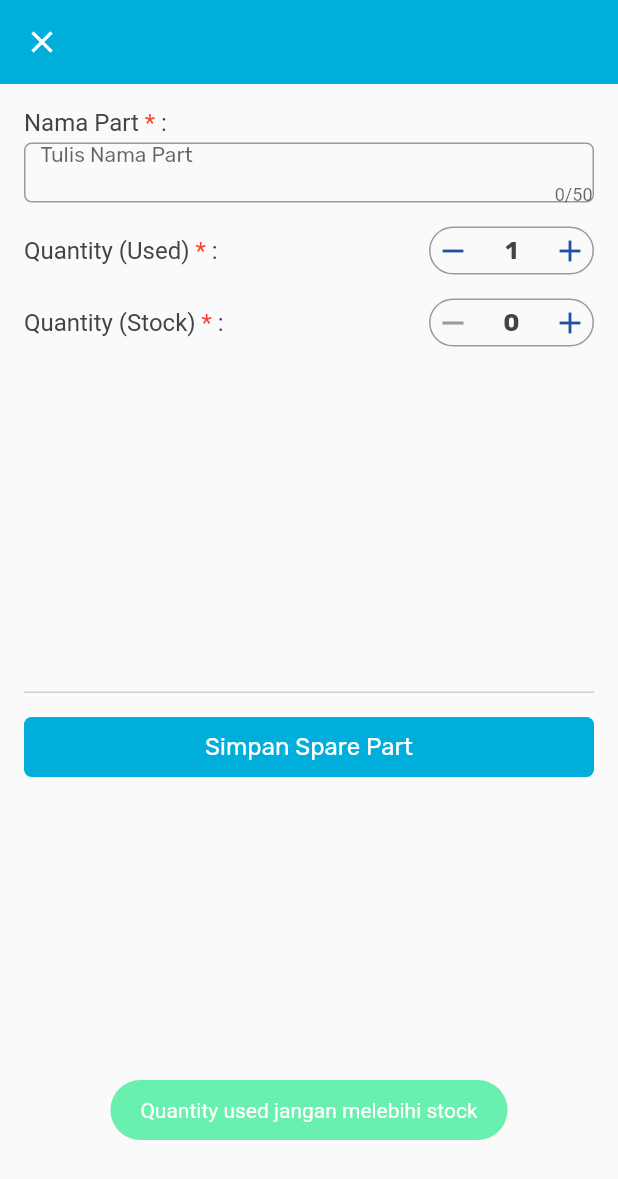
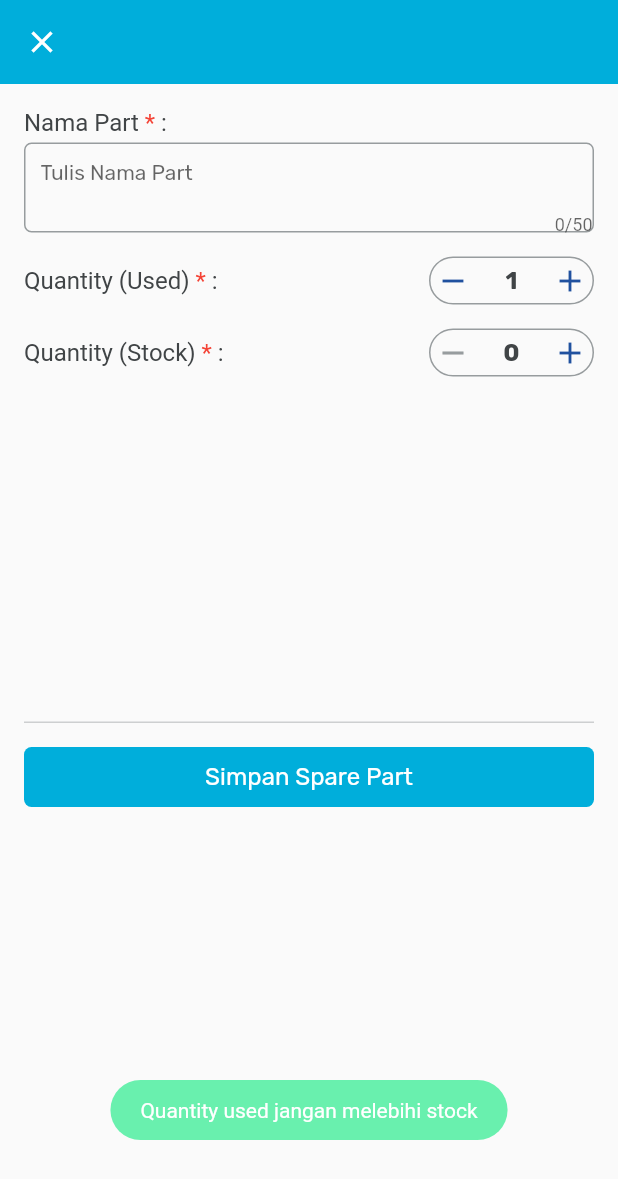
Before and after one commit to RDLMobileDev/clone_ecm, a Flutter app: the AddItemFillTujuh screen opened directly, after a tap on the "add" icon, after a tap on "Simpan Spare Part", on a phone screen of 412 x 824 dp. Shown: the top 1179 px of the screen. Run offline on Flutter 3.47's test engine with Material 2 defaults, Android fonts, the phone set to English and light mode, and no system bars; our stand-ins replace currency_text_input_formatter, firebase_core, firebase_messaging, flutter_local_notifications, flutter_switch, fluttertoast and 5 more; missing offline and left inert: date_time_format, platform_device_id; accounts and stored records are empty; network calls fail.

Commit message:
+ update step 7, 4, 6

```diff
--- a/lib/homepage/home/fillnew/additionpage/add_item_step7.dart
+++ b/lib/homepage/home/fillnew/additionpage/add_item_step7.dart
@@ -182,10 +182,7 @@ class _AddItemFillTujuhState extends State<AddItemFillTujuh> {
 
     try {
       var resultUpdate = await partItemMachineService.saveUpdateFroEcm(
-          tokenUser,
-          widget.partIdEcm!,
-          qtyUsed.toString(),
-          costRpController.text);
+          tokenUser, widget.partIdEcm!, qtyUsed.toString(), "0");
       if (resultUpdate['response']['status'] == 200) {
         Fluttertoast.showToast(
           msg: 'Item berhasil diperbarui',
@@ -217,14 +214,8 @@ class _AddItemFillTujuhState extends State<AddItemFillTujuh> {
 
     try {
       if (int.parse(qtyUsed) <= qtyStock) {
-        var result = await saveDataPartMachine(
-            tokenUser,
-            idEcmKey!,
-            idMesin!,
-            partNameController.text,
-            qtyStock.toString(),
-            qtyUsed,
-            costRpController.text);
+        var result = await saveDataPartMachine(tokenUser, idEcmKey!, idMesin!,
+            partNameController.text, qtyStock.toString(), qtyUsed, "0");
         if (result['response']['status'] == 200) {
           prefs.setString("sparePartBool", "1");
           Fluttertoast.showToast(
@@ -351,7 +342,7 @@ class _AddItemFillTujuhState extends State<AddItemFillTujuh> {
                     ),
                     Container(
                       margin: const EdgeInsets.only(top: 4),
-                      height: 40,
+                      height: 60,
                       decoration: BoxDecoration(
                           border: Border.all(color: const Color(0xFF979C9E)),
                           borderRadius:
@@ -550,82 +541,79 @@ class _AddItemFillTujuhState extends State<AddItemFillTujuh> {
                         ],
                       ),
                     ),
-                    Visibility(
-                      visible: false,
-                      child: Column(
-                        children: [
-                          Container(
-                            margin: const EdgeInsets.only(top: 16),
-                            child: RichText(
-                              text: TextSpan(
-                                style: TextStyle(
-                                  fontFamily: 'Rubik',
-                                  fontSize: 16,
-                                ),
-                                children: <TextSpan>[
-                                  TextSpan(
-                                      text: cost,
-                                      style:
-                                          TextStyle(color: Color(0xFF404446))),
-                                  TextSpan(
-                                      text: ' * ',
-                                      style: TextStyle(color: Colors.red)),
-                                  TextSpan(
-                                      text: ':',
-                                      style:
-                                          TextStyle(color: Color(0xFF404446))),
-                                ],
-                              ),
-                            ),
-                          ),
-                          Container(
-                            padding: EdgeInsets.all(4),
-                            margin: const EdgeInsets.only(top: 5),
-                            height: 50,
-                            decoration: BoxDecoration(
-                                border:
-                                    Border.all(color: const Color(0xFF979C9E)),
-                                borderRadius:
-                                    const BorderRadius.all(Radius.circular(5))),
-                            child: TextFormField(
-                              controller: costRpController,
-                              maxLength: 7,
-                              onChanged: (value) {
-                                if (value.length <= 7) {
-                                  int costRp =
-                                      value.isEmpty ? 0 : int.parse(value);
+                    // Container(
+                    //   margin: const EdgeInsets.only(top: 16),
+                    //   child: RichText(
+                    //     text: TextSpan(
+                    //       style: TextStyle(
+                    //         fontFamily: 'Rubik',
+                    //         fontSize: 16,
+                    //       ),
+                    //       children: <TextSpan>[
+                    //         TextSpan(
+                    //             text: cost,
+                    //             style: TextStyle(color: Color(0xFF404446))),
+                    //         TextSpan(
+                    //             text: ' * ',
+                    //             style: TextStyle(color: Colors.red)),
+                    //         TextSpan(
+                    //             text: ':',
+                    //             style: TextStyle(color: Color(0xFF404446))),
+                    //       ],
+                    //     ),
+                    //   ),
+                    // ),
+                    // Container(
+                    //   padding: EdgeInsets.all(4),
+                    //   margin: const EdgeInsets.only(top: 5),
+                    //   height: 50,
+                    //   decoration: BoxDecoration(
+                    //       border: Border.all(color: const Color(0xFF979C9E)),
+                    //       borderRadius:
+                    //           const BorderRadius.all(Radius.circular(5))),
+                    //   child: TextFormField(
+                    //     controller: costRpController,
+                    //     maxLength: 7,
+                    //     onChanged: (value) {
+                    //       if (value.length <= 7) {
+                    //         int costRp = value.isEmpty ? 0 : int.parse(value);
 
-                                  setState(() {
-                                    subTotal = qtyUsed * costRp;
-                                  });
-                                } else {
-                                  Fluttertoast.showToast(
-                                    msg: 'Cost tidak boleh melebihi 7 angka',
-                                    toastLength: Toast.LENGTH_SHORT,
-                                    gravity: ToastGravity.BOTTOM,
-                                    backgroundColor: Colors.greenAccent,
-                                  );
-                                }
-                              },
-                              keyboardType: TextInputType.number,
-                              style: const TextStyle(
-                                  fontFamily: 'Rubik',
-                                  color: Color(0xFF404446),
-                                  fontSize: 14,
-                                  fontWeight: FontWeight.w400,
-                                  fontStyle: FontStyle.normal),
-                              decoration: InputDecoration(
-                                  contentPadding: EdgeInsets.only(
-                                    top: 10,
-                                  ),
-                                  border: OutlineInputBorder(
-                                      borderSide: BorderSide.none),
-                                  hintText: type_cost),
-                            ),
-                          ),
-                        ],
-                      ),
-                    ),
+                    //         setState(() {
+                    //           subTotal = qtyUsed * costRp;
+                    //         });
+                    //       } else {
+                    //         Fluttertoast.showToast(
+                    //           msg: 'Cost tidak boleh melebihi 7 angka',
+                    //           toastLength: Toast.LENGTH_SHORT,
+                    //           gravity: ToastGravity.BOTTOM,
+                    //           backgroundColor: Colors.greenAccent,
+                    //         );
+                    //       }
+                    //     },
+                    //     keyboardType: TextInputType.number,
+                    //     style: const TextStyle(
+                    //         fontFamily: 'Rubik',
+                    //         color: Color(0xFF404446),
+                    //         fontSize: 14,
+                    //         fontWeight: FontWeight.w400,
+                    //         fontStyle: FontStyle.normal),
+                    //     decoration: InputDecoration(
+                    //         contentPadding: EdgeInsets.only(
+                    //           top: 10,
+                    //         ),
+                    //         border:
+                    //             OutlineInputBorder(borderSide: BorderSide.none),
+                    //         hintText: type_cost),
+                    //   ),
+                    // ),
+                    // Visibility(
+                    //   visible: false,
+                    //   child: Column(
+                    //     children: [
+
+                    //     ],
+                    //   ),
+                    // ),
                   ],
                 ),
               ),
--- a/lib/homepage/home/fillnew/stepfillnew/stepfillempat.dart
+++ b/lib/homepage/home/fillnew/stepfillnew/stepfillempat.dart
@@ -172,6 +172,7 @@ class _StepFillEmpatState extends State<StepFillEmpat> {
   String data = "Item deleted successfully";
 
   List<ItemChecking> _listItemChecking = [];
+  StreamController step4getController = StreamController();
 
   Future<List> getDataItemChecking() async {
     final prefs = await SharedPreferences.getInstance();
@@ -226,7 +227,7 @@ class _StepFillEmpatState extends State<StepFillEmpat> {
     }
   }
 
-  void deleteItemChecking(String ecmItemId) async {
+  void deleteItemChecking() async {
     final prefs = await _prefs;
     String tokenUser = prefs.getString("tokenKey").toString();
     var idEcmItem = prefs.getString("idEcmItem");
@@ -363,7 +364,7 @@ class _StepFillEmpatState extends State<StepFillEmpat> {
                   ),
                   InkWell(
                     onTap: () async {
-                      deleteItemChecking(ecmItemId);
+                      deleteItemChecking();
                     },
                     child: Container(
                         width: 115,
--- a/lib/homepage/home/fillnew/stepfillnew/stepfillenam.dart
+++ b/lib/homepage/home/fillnew/stepfillnew/stepfillenam.dart
@@ -382,6 +382,8 @@ class _StepFillEnamState extends State<StepFillEnam> {
           _mp = int.parse(stepEnamModel.mP.toString());
           costOutHouseController =
               TextEditingController(text: stepEnamModel.outHouseRp);
+
+          prefs.setString("outHouseCost", costOutHouseController.text);
         });
 
         print(stepEnamModel.checkH);
```
